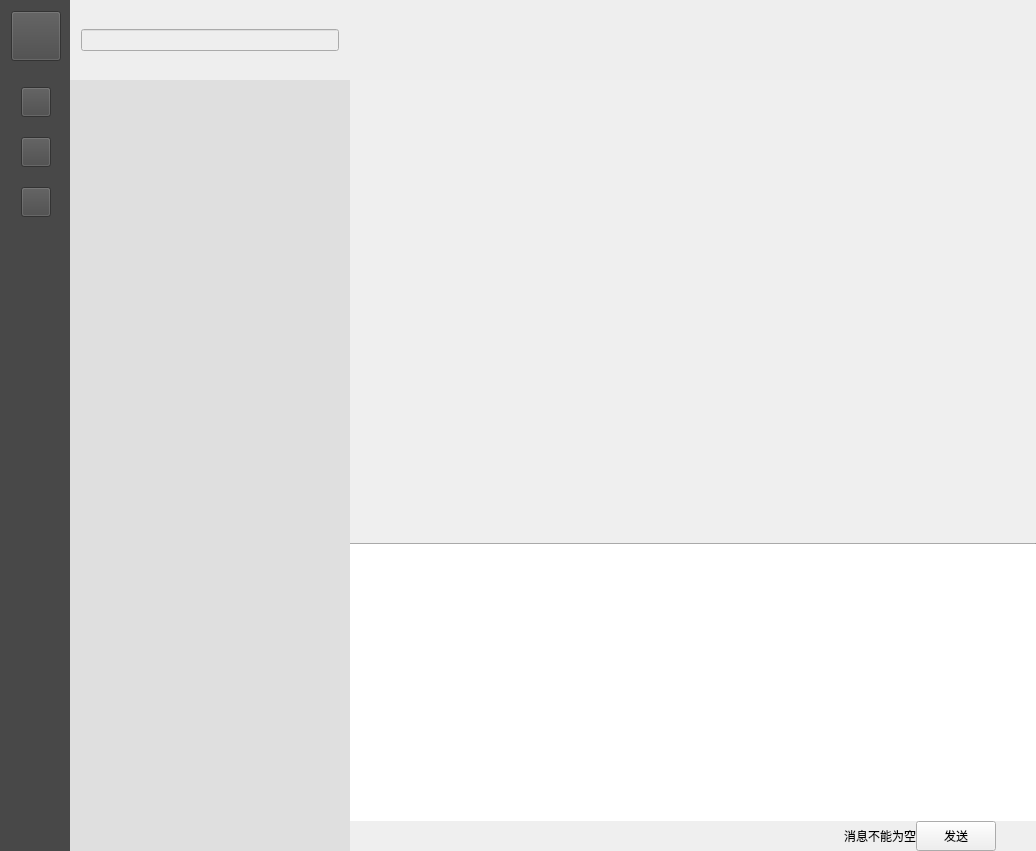
Above: ui/ChatWidget/ChatWidget.ui from qin11152/IM-Client before the change. Below: the same form after it.
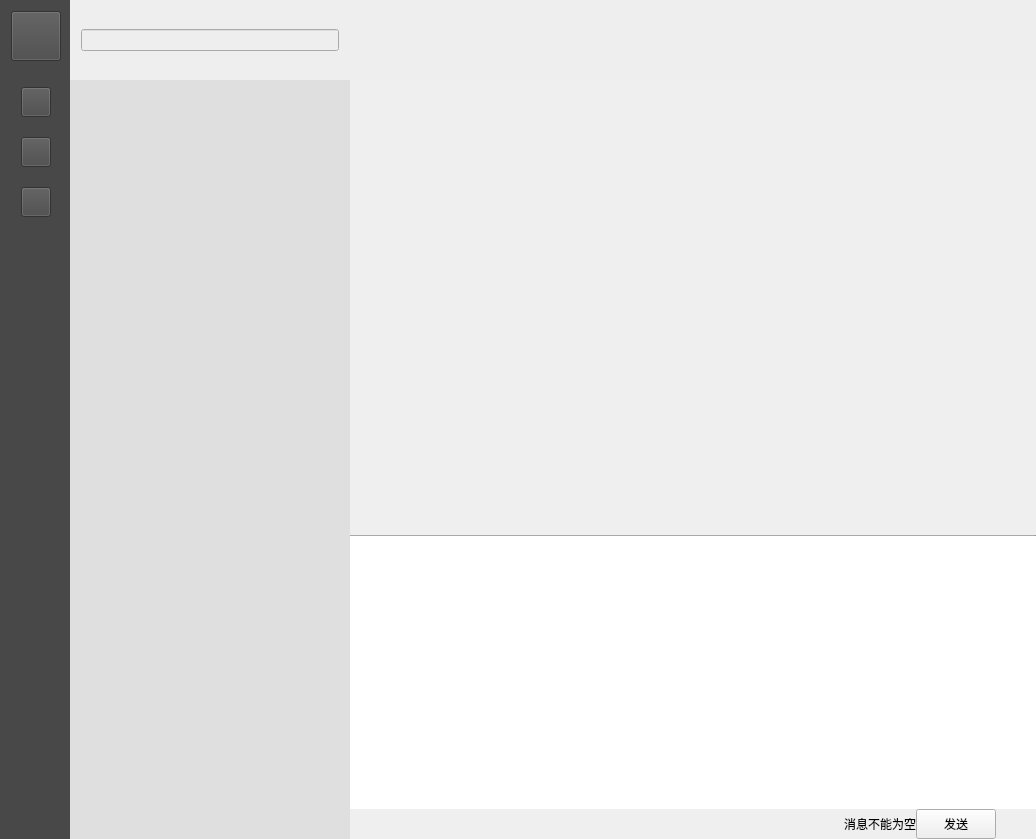
That is the form after the change. Icons and pictures are not drawn. Custom widgets are drawn as their Qt base class.

Patch:
```diff
--- a/ui/ChatWidget/ChatWidget.ui
+++ b/ui/ChatWidget/ChatWidget.ui
@@ -7,7 +7,7 @@
     <x>0</x>
     <y>0</y>
     <width>1036</width>
-    <height>851</height>
+    <height>839</height>
    </rect>
   </property>
   <property name="windowTitle">
```
